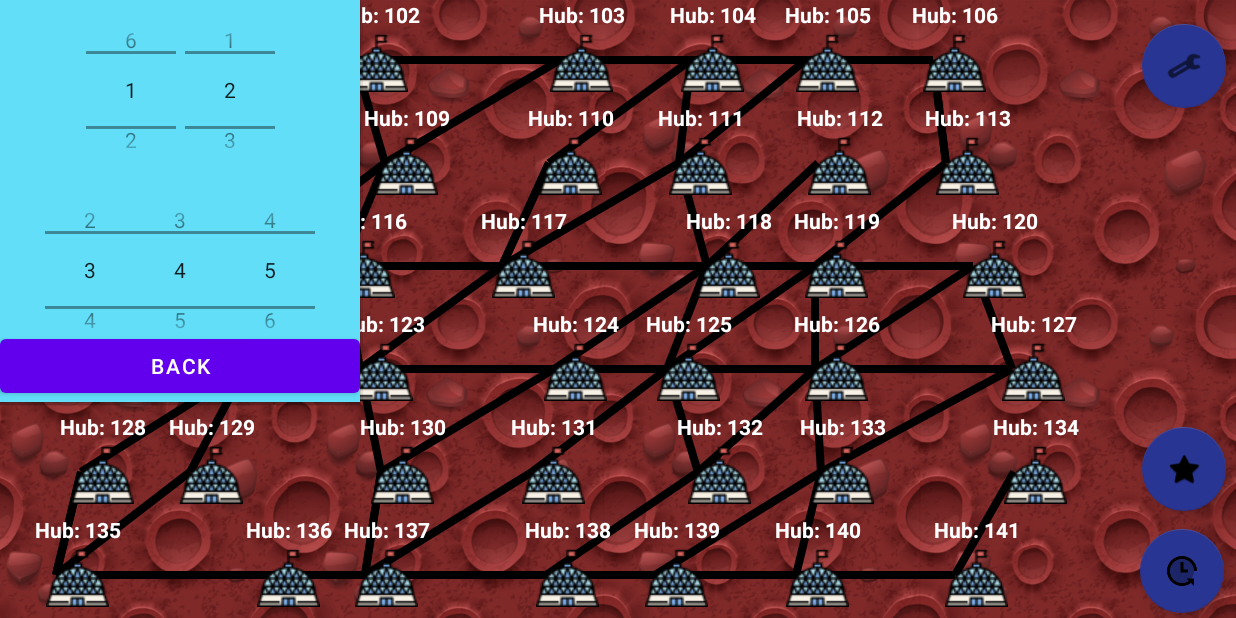
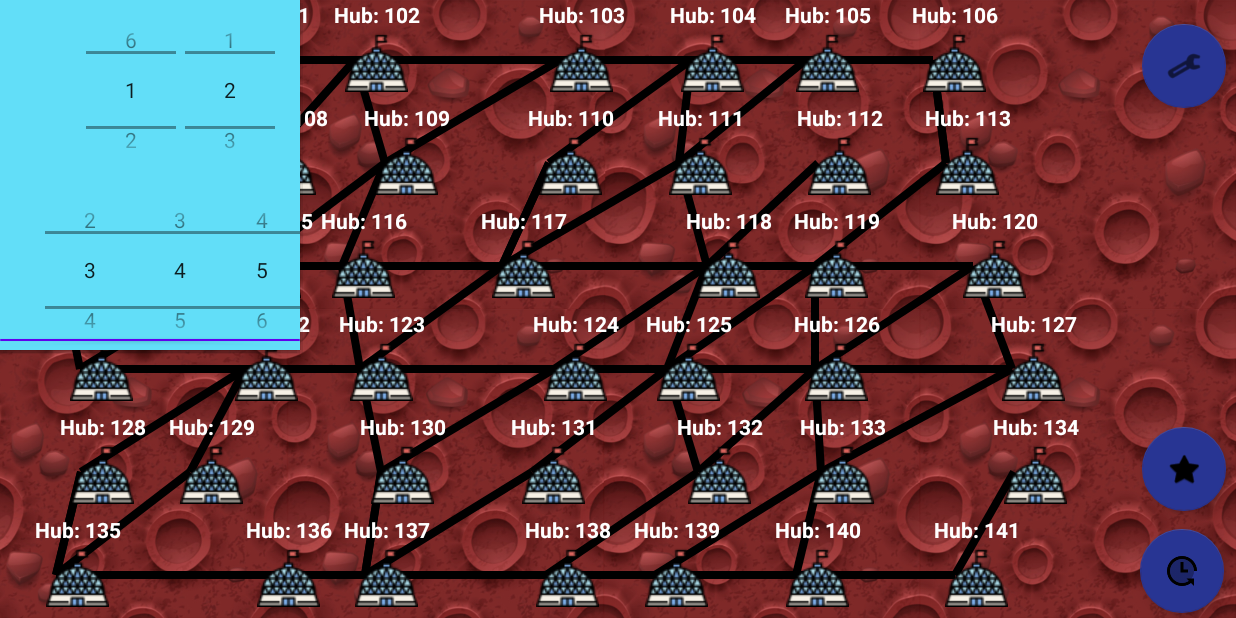
Before and after one commit to SE2-GruppeB/Wagnis, an Android app: the MainActivity screen opened directly, with no data from a screen before it, after a tap on an icon or button, on a phone screen of 824 x 412 dp (held sideways). Run offline under Robolectric (Android 15) with nearby library versions, the phone set to English and light mode, and no system bars; libraries missing offline, so code that uses them is left out: com.journeyapps.barcodescanner.

Commit message:
Moved PopUp Creation to own method

```diff
--- a/app/src/main/java/at/aau/wagnis/MainActivity.java
+++ b/app/src/main/java/at/aau/wagnis/MainActivity.java
@@ -113,7 +113,10 @@ public class MainActivity extends AppCompatActivity {
         decorView.setSystemUiVisibility(uiOptions);
     }
     public static void showSettings(){
-        LayoutInflater inflater = (LayoutInflater) GlobalVariables.baseContext.getSystemService(LAYOUT_INFLATER_SERVICE);
+
+       PopupWindow popupWindow= createPopUp(R.layout.popup_settings,300,450,false);
+
+        /*LayoutInflater inflater = (LayoutInflater) GlobalVariables.baseContext.getSystemService(LAYOUT_INFLATER_SERVICE);
         View popUp = inflater.inflate(R.layout.popup_settings, null);
 
 
@@ -123,8 +126,9 @@ public class MainActivity extends AppCompatActivity {
         boolean focusable = false;
         PopupWindow popupWindow = new PopupWindow(popUp, width, height, focusable);
         popupWindow.showAtLocation(new View(GlobalVariables.baseContext), Gravity.CENTER, 0, 0);
-
-        Button btnClose = popUp.findViewById(R.id.btn_Close);
+    */
+        popupWindow.showAtLocation(new View(GlobalVariables.baseContext), Gravity.CENTER, 0, 0);
+        Button btnClose = popupWindow.getContentView().findViewById(R.id.btn_Close);
         btnClose.setOnClickListener(new View.OnClickListener() {
             @Override
             public void onClick(View view) {
@@ -133,16 +137,13 @@ public class MainActivity extends AppCompatActivity {
             }
         });
 
-        ImageView qrCode = popUp.findViewById(R.id.qrCode);
-
-        //initializing MultiFormatWriter for QR code
+        ImageView qrCode = popupWindow.getContentView().findViewById(R.id.qrCode);
         MultiFormatWriter mWriter = new MultiFormatWriter();
         try {
-            //BitMatrix class to encode entered text and set Width & Height
             BitMatrix mMatrix = mWriter.encode(GlobalVariables.getIpAddress(), BarcodeFormat.QR_CODE, 500,500);
             BarcodeEncoder mEncoder = new BarcodeEncoder();
-            Bitmap mBitmap = mEncoder.createBitmap(mMatrix);//creating bitmap of code
-            qrCode.setImageBitmap(mBitmap);//Setting generated QR code to imageView
+            Bitmap mBitmap = mEncoder.createBitmap(mMatrix);
+            qrCode.setImageBitmap(mBitmap);
 
 
         } catch (Exception e) {
@@ -151,6 +152,8 @@ public class MainActivity extends AppCompatActivity {
 
     }
     public static void showCards(){
+        PopupWindow popupWindow= createPopUp(R.layout.popup_cards,550,500,false);
+        /*
         LayoutInflater inflater = (LayoutInflater) GlobalVariables.baseContext.getSystemService(LAYOUT_INFLATER_SERVICE);
         View popUp = inflater.inflate(R.layout.popup_cards, null);
 
@@ -159,10 +162,10 @@ public class MainActivity extends AppCompatActivity {
         int width = (int) px;
         int height = LinearLayout.LayoutParams.WRAP_CONTENT;
         boolean focusable = false; // true lets tap outside the popup and dismiss it
-        PopupWindow popupWindow = new PopupWindow(popUp, width, height, focusable);
+        PopupWindow popupWindow = new PopupWindow(popUp, width, height, focusable);*/
         popupWindow.showAtLocation(new View(GlobalVariables.baseContext), Gravity.CENTER, 0, 0);
 
-        Button btnBack = popUp.findViewById(R.id.btn_Close);
+        Button btnBack = popupWindow.getContentView().findViewById(R.id.btn_Close);
         btnBack.setOnClickListener(new View.OnClickListener() {
             @Override
             public void onClick(View view) {
@@ -174,7 +177,8 @@ public class MainActivity extends AppCompatActivity {
     }
 
     public static void diceRollPopUp(int[] values) {
-
+        PopupWindow popupWindow= createPopUp(R.layout.popup_diceroll,300,350,false);
+/*
         LayoutInflater inflater = (LayoutInflater) GlobalVariables.baseContext.getSystemService(LAYOUT_INFLATER_SERVICE);
         View popUp = inflater.inflate(R.layout.popup_diceroll, null);
 
@@ -183,11 +187,11 @@ public class MainActivity extends AppCompatActivity {
         int width = (int) px;
         int height = LinearLayout.LayoutParams.WRAP_CONTENT;
         boolean focusable = false; // true lets tap outside the popup and dismiss it
-        PopupWindow popupWindow = new PopupWindow(popUp, width, height, focusable);
+        PopupWindow popupWindow = new PopupWindow(popUp, width, height, focusable);*/
         popupWindow.showAtLocation(new View(GlobalVariables.baseContext), Gravity.CENTER, 0, 0);
 
 
-        Button btnBack = popUp.findViewById(R.id.btn_Back);
+        Button btnBack = popupWindow.getContentView().findViewById(R.id.btn_Back);
         btnBack.setOnClickListener(new View.OnClickListener() {
             @Override
             public void onClick(View view) {
@@ -197,11 +201,11 @@ public class MainActivity extends AppCompatActivity {
         });
 
 
-        NumberPicker n1 = popUp.findViewById(R.id.dice1);
-        NumberPicker n2 = popUp.findViewById(R.id.dice2);
-        NumberPicker n3 = popUp.findViewById(R.id.dice3);
-        NumberPicker n4 = popUp.findViewById(R.id.dice4);
-        NumberPicker n5 = popUp.findViewById(R.id.dice5);
+        NumberPicker n1 = popupWindow.getContentView().findViewById(R.id.dice1);
+        NumberPicker n2 = popupWindow.getContentView().findViewById(R.id.dice2);
+        NumberPicker n3 = popupWindow.getContentView().findViewById(R.id.dice3);
+        NumberPicker n4 = popupWindow.getContentView().findViewById(R.id.dice4);
+        NumberPicker n5 = popupWindow.getContentView().findViewById(R.id.dice5);
 
         NumberPicker[] dice = {n1,n2,n3,n4,n5};
         setDice(dice,values);
@@ -308,4 +312,12 @@ public class MainActivity extends AppCompatActivity {
     public static int dpToPx(int dp){
         return dp *(GlobalVariables.baseContext.getResources().getDisplayMetrics().densityDpi/160);
     }
+
+    public static PopupWindow createPopUp(int popupId,int width,int height,boolean focusable){
+
+        LayoutInflater inflater = (LayoutInflater) GlobalVariables.baseContext.getSystemService(LAYOUT_INFLATER_SERVICE);
+        View popUp = inflater.inflate(popupId, null);
+        PopupWindow popupWindow = new PopupWindow(popUp, dpToPx(width), dpToPx(height), focusable);
+        return popupWindow;
+    }
 }
```
